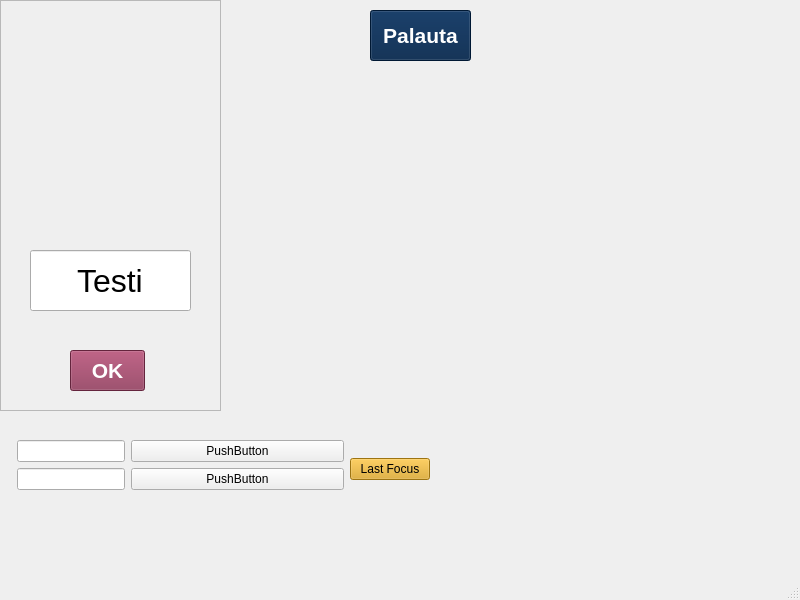
The window that suttu.ui (Sadiqa-Khawari/Autolainaus) describes before a commit, drawn with Qt 5.
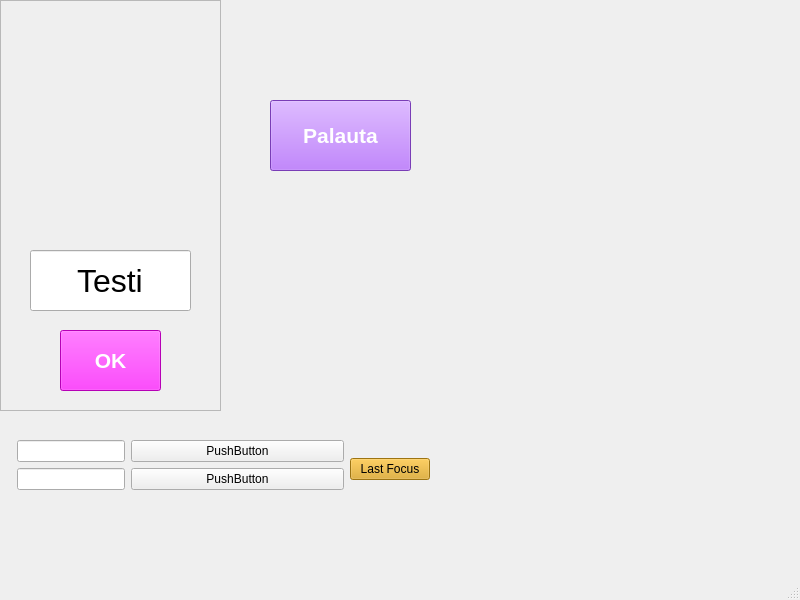
The same window after the commit. Icons and pictures are not drawn.

Diff of the .ui file:
```diff
--- a/suttu.ui
+++ b/suttu.ui
@@ -69,10 +69,10 @@
     <widget class="QPushButton" name="pushButton">
      <property name="geometry">
       <rect>
-       <x>70</x>
-       <y>350</y>
-       <width>75</width>
-       <height>41</height>
+       <x>60</x>
+       <y>330</y>
+       <width>101</width>
+       <height>61</height>
       </rect>
      </property>
      <property name="font">
@@ -82,7 +82,7 @@
       </font>
      </property>
      <property name="styleSheet">
-      <string notr="true">background-color: rgb(140, 51, 85);
+      <string notr="true">background-color: rgb(255, 0, 255);
 color: rgb(255, 255, 255);</string>
      </property>
      <property name="text">
@@ -93,10 +93,10 @@
    <widget class="QPushButton" name="resetPositionsPushButton">
     <property name="geometry">
      <rect>
-      <x>370</x>
-      <y>10</y>
-      <width>101</width>
-      <height>51</height>
+      <x>270</x>
+      <y>100</y>
+      <width>141</width>
+      <height>71</height>
      </rect>
     </property>
     <property name="font">
@@ -106,14 +106,14 @@
      </font>
     </property>
     <property name="styleSheet">
-     <string notr="true">background-color: rgb(0, 33, 72);
+     <string notr="true">background-color: rgb(170, 85, 255);
 color: rgb(255, 255, 255);</string>
     </property>
     <property name="text">
      <string>Palauta</string>
     </property>
    </widget>
-   <widget class="QWidget" name="">
+   <widget class="QWidget" name="layoutWidget">
     <property name="geometry">
      <rect>
       <x>17</x>
```
